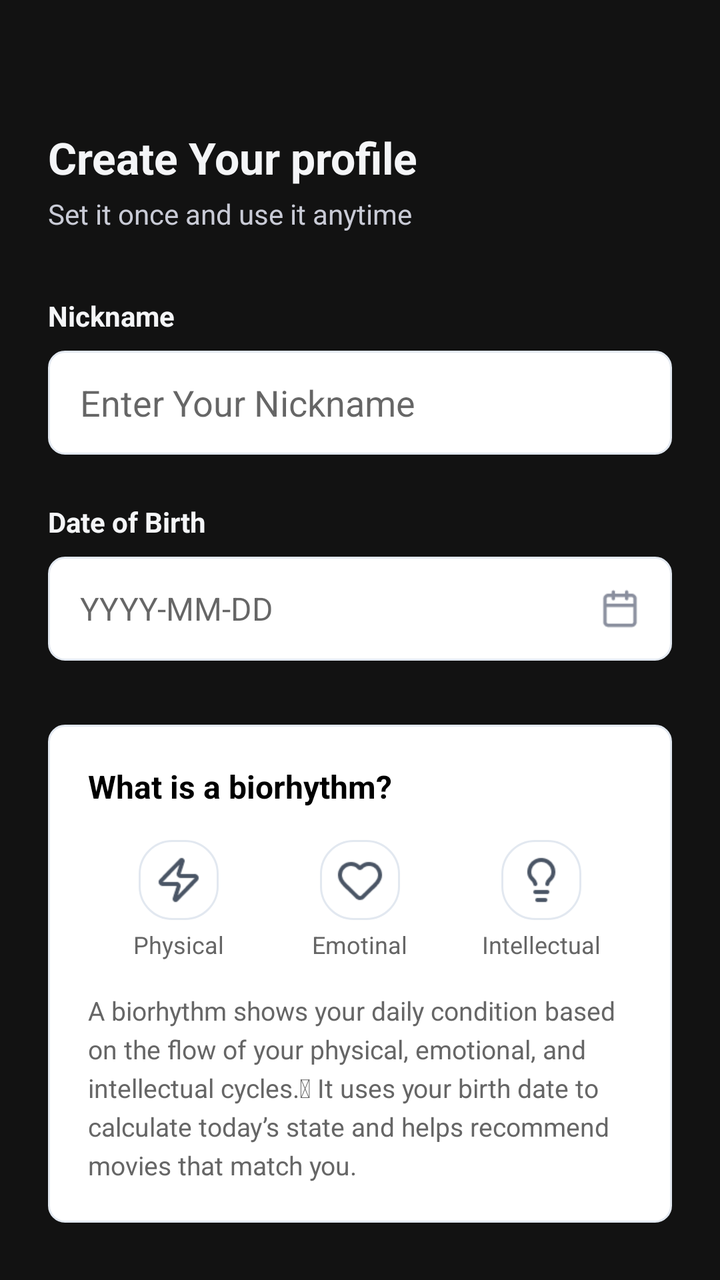
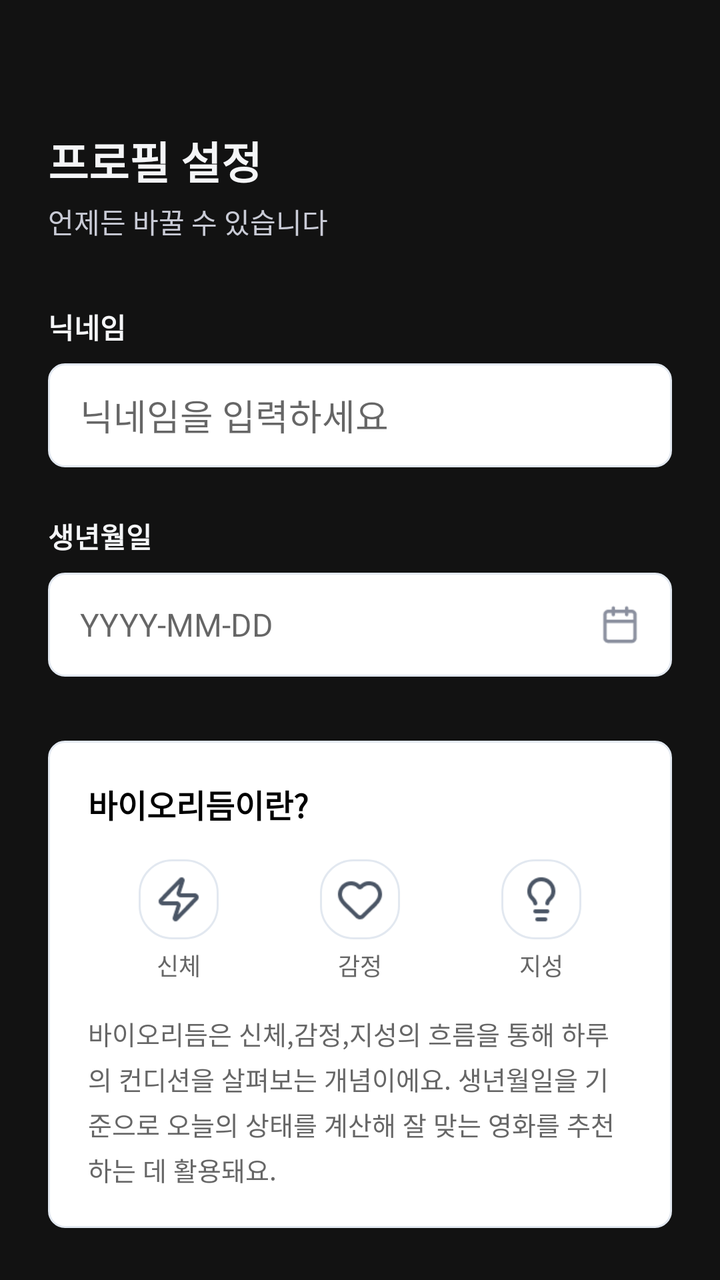

An Android layout rendered at two revisions. The XML below is the earlier revision; the diff shows what the commit changed to produce the second picture.
<!-- AndroidManifest.xml: activity theme Theme.AppCompat.Light.NoActionBar -->
<!-- res/layout/activity_create_nickname.xml -->
<?xml version="1.0" encoding="utf-8"?>
<androidx.core.widget.NestedScrollView xmlns:android="http://schemas.android.com/apk/res/android"
    xmlns:app="http://schemas.android.com/apk/res-auto"
    android:layout_width="match_parent"
    android:layout_height="match_parent"
    android:fillViewport="true"
    android:background="#121212">

    <androidx.constraintlayout.widget.ConstraintLayout
        android:layout_width="match_parent"
        android:layout_height="wrap_content"
        android:padding="24dp">

        <TextView
            android:id="@+id/textViewTitle"
            android:layout_width="wrap_content"
            android:layout_height="wrap_content"
            android:layout_marginTop="40dp"
            android:text="Create Your profile"
            android:textColor="#F4F5F7"
            android:textSize="22sp"
            android:textStyle="bold"
            app:layout_constraintStart_toStartOf="parent"
            app:layout_constraintTop_toTopOf="parent" />

        <TextView
            android:id="@+id/textViewSubTitle"
            android:layout_width="wrap_content"
            android:layout_height="wrap_content"
            android:layout_marginTop="4dp"
            android:text="Set it once and use it anytime"
            android:textColor="#C9CBD6"
            app:layout_constraintTop_toBottomOf="@id/textViewTitle"
            app:layout_constraintStart_toStartOf="parent" />

        <TextView
            android:id="@+id/labelNickname"
            android:layout_width="wrap_content"
            android:layout_height="wrap_content"
            android:layout_marginTop="32dp"
            android:textColor="#F4F5F7"
            android:text="Nickname"
            android:textStyle="bold"
            app:layout_constraintTop_toBottomOf="@id/textViewSubTitle"
            app:layout_constraintStart_toStartOf="parent" />

        <EditText
            android:id="@+id/editTextNickname"
            android:layout_width="match_parent"
            android:layout_height="52dp"
            android:layout_marginTop="8dp"
            android:background="@drawable/bg_edittext"
            android:hint="Enter Your Nickname"
            android:paddingHorizontal="16dp"
            app:layout_constraintTop_toBottomOf="@id/labelNickname" />

        <TextView
            android:id="@+id/labelBirthdate"
            android:layout_width="wrap_content"
            android:layout_height="wrap_content"
            android:layout_marginTop="24dp"
            android:textColor="#F4F5F7"
            android:text="Date of Birth"
            android:textStyle="bold"
            app:layout_constraintTop_toBottomOf="@id/editTextNickname"
            app:layout_constraintStart_toStartOf="parent" />

        <RelativeLayout
            android:id="@+id/birthdateContainer"
            android:layout_width="match_parent"
            android:layout_height="52dp"
            android:layout_marginTop="8dp"
            android:background="@drawable/bg_edittext"
            app:layout_constraintTop_toBottomOf="@id/labelBirthdate">

            <TextView
                android:id="@+id/textViewBirthdate"
                android:layout_width="match_parent"
                android:layout_height="match_parent"
                android:gravity="center_vertical"
                android:hint="YYYY-MM-DD"
                android:paddingStart="16dp"
                android:textColor="#000000"
                android:textSize="16sp" />

            <ImageView
                android:id="@+id/buttonCalendar"
                android:layout_width="20dp"
                android:layout_height="20dp"
                android:layout_alignParentEnd="true"
                android:layout_centerVertical="true"
                android:layout_marginEnd="16dp"
                android:src="@drawable/ic_calendar" />
        </RelativeLayout>

        <androidx.cardview.widget.CardView
            android:id="@+id/calendarCardView"
            android:layout_width="match_parent"
            android:layout_height="wrap_content"
            android:layout_marginTop="8dp"
            android:visibility="gone"
            app:cardCornerRadius="16dp"
            app:cardElevation="8dp"
            app:layout_constraintTop_toBottomOf="@id/birthdateContainer">

            <LinearLayout
                android:layout_width="match_parent"
                android:layout_height="wrap_content"
                android:orientation="vertical"
                android:padding="12dp">

                <com.prolificinteractive.materialcalendarview.MaterialCalendarView
                    android:id="@+id/calendarView"
                    android:layout_width="match_parent"
                    android:layout_height="wrap_content"
                    app:mcv_selectionColor="#4A4A8A" />

                <LinearLayout
                    android:layout_width="match_parent"
                    android:layout_height="wrap_content"
                    android:layout_marginTop="8dp"
                    android:orientation="horizontal">

                    <Button
                        android:id="@+id/btnCalendarDelete"
                        style="?android:attr/borderlessButtonStyle"
                        android:layout_width="0dp"
                        android:layout_height="48dp"
                        android:layout_weight="1"
                        android:text="Delete"
                        android:textColor="#666666" />

                    <Button
                        android:id="@+id/btnCalendarToday"
                        style="?android:attr/borderlessButtonStyle"
                        android:layout_width="0dp"
                        android:layout_height="48dp"
                        android:layout_weight="1"
                        android:text="Today"
                        android:textColor="#4A4A8A" />
                </LinearLayout>
            </LinearLayout>
        </androidx.cardview.widget.CardView>

        <androidx.constraintlayout.widget.ConstraintLayout
            android:id="@+id/layoutBiorhythmInfo"
            android:layout_width="match_parent"
            android:layout_height="wrap_content"
            android:layout_marginTop="32dp"
            android:background="@drawable/bg_edittext"
            android:padding="20dp"
            app:layout_constraintTop_toBottomOf="@id/calendarCardView">

            <TextView
                android:id="@+id/tvBioTitle"
                android:layout_width="wrap_content"
                android:layout_height="wrap_content"
                android:text="What is a biorhythm?"
                android:textColor="#000000"
                android:textSize="16sp"
                android:textStyle="bold"
                app:layout_constraintStart_toStartOf="parent"
                app:layout_constraintTop_toTopOf="parent" />

            <LinearLayout
                android:id="@+id/bioIconGroup"
                android:layout_width="match_parent"
                android:layout_height="wrap_content"
                android:layout_marginTop="16dp"
                android:gravity="center"
                android:orientation="horizontal"
                app:layout_constraintTop_toBottomOf="@id/tvBioTitle">

                <LinearLayout
                    android:layout_width="0dp"
                    android:layout_height="wrap_content"
                    android:layout_weight="1"
                    android:gravity="center"
                    android:orientation="vertical">
                    <ImageView
                        android:layout_width="40dp"
                        android:layout_height="40dp"
                        android:src="@drawable/ic_physical"
                        android:background="@drawable/bg_icon_rounded"
                        android:padding="8dp"/>
                    <TextView
                        android:layout_width="wrap_content"
                        android:layout_height="wrap_content"
                        android:layout_marginTop="4dp"
                        android:text="Physical"
                        android:textSize="12sp"
                        android:textColor="#666666"/>
                </LinearLayout>

                <LinearLayout
                    android:layout_width="0dp"
                    android:layout_height="wrap_content"
                    android:layout_weight="1"
                    android:gravity="center"
                    android:orientation="vertical">
                    <ImageView
                        android:layout_width="40dp"
                        android:layout_height="40dp"
                        android:src="@drawable/ic_emotional"
                        android:background="@drawable/bg_icon_rounded"
                        android:padding="8dp"/>
                    <TextView
                        android:layout_width="wrap_content"
                        android:layout_height="wrap_content"
                        android:layout_marginTop="4dp"
                        android:text="Emotinal"
                        android:textSize="12sp"
                        android:textColor="#666666"/>
                </LinearLayout>

                <LinearLayout
                    android:layout_width="0dp"
                    android:layout_height="wrap_content"
                    android:layout_weight="1"
                    android:gravity="center"
                    android:orientation="vertical">
                    <ImageView
                        android:layout_width="40dp"
                        android:layout_height="40dp"
                        android:src="@drawable/ic_intellectual"
                        android:background="@drawable/bg_icon_rounded"
                        android:padding="8dp"/>
                    <TextView
                        android:layout_width="wrap_content"
                        android:layout_height="wrap_content"
                        android:layout_marginTop="4dp"
                        android:text="Intellectual"
                        android:textSize="12sp"
                        android:textColor="#666666"/>
                </LinearLayout>
            </LinearLayout>

            <TextView
                android:layout_width="match_parent"
                android:layout_height="wrap_content"
                android:layout_marginTop="16dp"
                android:lineSpacingExtra="4dp"
                android:text="A biorhythm shows your daily condition based on the flow of your physical, emotional, and intellectual cycles.  It uses your birth date to calculate today’s state and helps recommend movies that match you."
                android:textColor="#666666"
                android:textSize="13sp"
                app:layout_constraintTop_toBottomOf="@id/bioIconGroup" />
        </androidx.constraintlayout.widget.ConstraintLayout>

        <Button
            android:id="@+id/buttonSubmit"
            android:layout_width="match_parent"
            android:layout_height="56dp"
            android:layout_marginTop="32dp"
            android:layout_marginBottom="16dp"
            android:text="View Today's Picks"
            android:textColor="#F4F5F7"
            android:textSize="16sp"
            android:textStyle="bold"
            android:background="@drawable/bg_rounded_navy"
            app:layout_constraintTop_toBottomOf="@id/layoutBiorhythmInfo"
            app:layout_constraintBottom_toBottomOf="parent"
            app:backgroundTint="@null"/>

    </androidx.constraintlayout.widget.ConstraintLayout>
</androidx.core.widget.NestedScrollView>
<!-- resources referenced by this layout -->
<resources>
  <!-- drawable bg_edittext (drawable) -->
  <?xml version="1.0" encoding="utf-8"?>
  <shape xmlns:android="http://schemas.android.com/apk/res/android"
      android:shape="rectangle">
      <solid android:color="#FFFFFF" />
  
      <stroke
          android:width="1dp"
          android:color="#E2E8F0" />
  
      <corners android:radius="8dp" />
  </shape>
  <!-- drawable bg_icon_rounded (drawable) -->
  <?xml version="1.0" encoding="utf-8"?>
  <shape xmlns:android="http://schemas.android.com/apk/res/android"
      android:shape="rectangle"> <solid android:color="#FFFFFF" />
  
      <stroke
          android:width="1dp"
          android:color="#E2E8F0" />
  
      <corners android:radius="16.4dp" />
  
      <size
          android:width="40dp"
          android:height="40dp" />
  </shape>
  <!-- drawable bg_rounded_navy (drawable) -->
  <?xml version="1.0" encoding="utf-8"?>
  <shape xmlns:android="http://schemas.android.com/apk/res/android">
      <solid android:color="#141925"/> <corners android:radius="16.4dp"/>
  </shape>
  <!-- drawable ic_calendar: png bitmap (drawable, 489 bytes) -->
  <!-- drawable ic_emotional: png bitmap (drawable, 720 bytes) -->
  <!-- drawable ic_intellectual: png bitmap (drawable, 613 bytes) -->
  <!-- drawable ic_physical: png bitmap (drawable, 607 bytes) -->
</resources>

<!-- the commit's change to res/layout/activity_create_nickname.xml (unified diff, before → after) -->
@@ -16,7 +16,7 @@
             android:layout_width="wrap_content"
             android:layout_height="wrap_content"
             android:layout_marginTop="40dp"
-            android:text="Create Your profile"
+            android:text="프로필 설정"
             android:textColor="#F4F5F7"
             android:textSize="22sp"
             android:textStyle="bold"
@@ -28,7 +28,7 @@
             android:layout_width="wrap_content"
             android:layout_height="wrap_content"
             android:layout_marginTop="4dp"
-            android:text="Set it once and use it anytime"
+            android:text="언제든 바꿀 수 있습니다"
             android:textColor="#C9CBD6"
             app:layout_constraintTop_toBottomOf="@id/textViewTitle"
             app:layout_constraintStart_toStartOf="parent" />
@@ -39,7 +39,7 @@
             android:layout_height="wrap_content"
             android:layout_marginTop="32dp"
             android:textColor="#F4F5F7"
-            android:text="Nickname"
+            android:text="닉네임"
             android:textStyle="bold"
             app:layout_constraintTop_toBottomOf="@id/textViewSubTitle"
             app:layout_constraintStart_toStartOf="parent" />
@@ -50,7 +50,7 @@
             android:layout_height="52dp"
             android:layout_marginTop="8dp"
             android:background="@drawable/bg_edittext"
-            android:hint="Enter Your Nickname"
+            android:hint="닉네임을 입력하세요"
             android:paddingHorizontal="16dp"
             app:layout_constraintTop_toBottomOf="@id/labelNickname" />
 
@@ -60,7 +60,7 @@
             android:layout_height="wrap_content"
             android:layout_marginTop="24dp"
             android:textColor="#F4F5F7"
-            android:text="Date of Birth"
+            android:text="생년월일"
             android:textStyle="bold"
             app:layout_constraintTop_toBottomOf="@id/editTextNickname"
             app:layout_constraintStart_toStartOf="parent" />
@@ -155,7 +155,7 @@
                 android:id="@+id/tvBioTitle"
                 android:layout_width="wrap_content"
                 android:layout_height="wrap_content"
-                android:text="What is a biorhythm?"
+                android:text="바이오리듬이란?"
                 android:textColor="#000000"
                 android:textSize="16sp"
                 android:textStyle="bold"
@@ -187,7 +187,7 @@
                         android:layout_width="wrap_content"
                         android:layout_height="wrap_content"
                         android:layout_marginTop="4dp"
-                        android:text="Physical"
+                        android:text="신체"
                         android:textSize="12sp"
                         android:textColor="#666666"/>
                 </LinearLayout>
@@ -208,7 +208,7 @@
                         android:layout_width="wrap_content"
                         android:layout_height="wrap_content"
                         android:layout_marginTop="4dp"
-                        android:text="Emotinal"
+                        android:text="감정"
                         android:textSize="12sp"
                         android:textColor="#666666"/>
                 </LinearLayout>
@@ -229,7 +229,7 @@
                         android:layout_width="wrap_content"
                         android:layout_height="wrap_content"
                         android:layout_marginTop="4dp"
-                        android:text="Intellectual"
+                        android:text="지성"
                         android:textSize="12sp"
                         android:textColor="#666666"/>
                 </LinearLayout>
@@ -240,7 +240,7 @@
                 android:layout_height="wrap_content"
                 android:layout_marginTop="16dp"
                 android:lineSpacingExtra="4dp"
-                android:text="A biorhythm shows your daily condition based on the flow of your physical, emotional, and intellectual cycles.  It uses your birth date to calculate today’s state and helps recommend movies that match you."
+                android:text="바이오리듬은 신체,감정,지성의 흐름을 통해 하루의 컨디션을 살펴보는 개념이에요. 생년월일을 기준으로 오늘의 상태를 계산해 잘 맞는 영화를 추천하는 데 활용돼요."
                 android:textColor="#666666"
                 android:textSize="13sp"
                 app:layout_constraintTop_toBottomOf="@id/bioIconGroup" />
@@ -252,7 +252,7 @@
             android:layout_height="56dp"
             android:layout_marginTop="32dp"
             android:layout_marginBottom="16dp"
-            android:text="View Today's Picks"
+            android:text="오늘의 추천 영화 보러가기"
             android:textColor="#F4F5F7"
             android:textSize="16sp"
             android:textStyle="bold"
